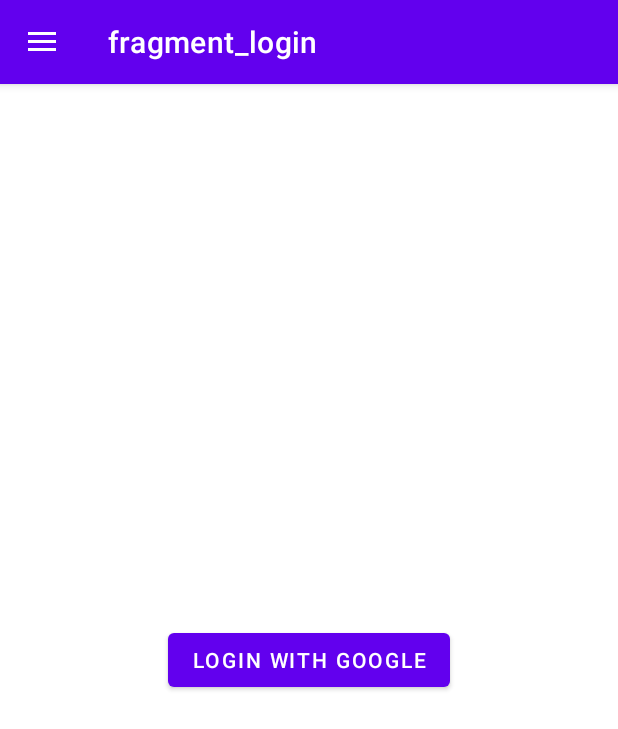
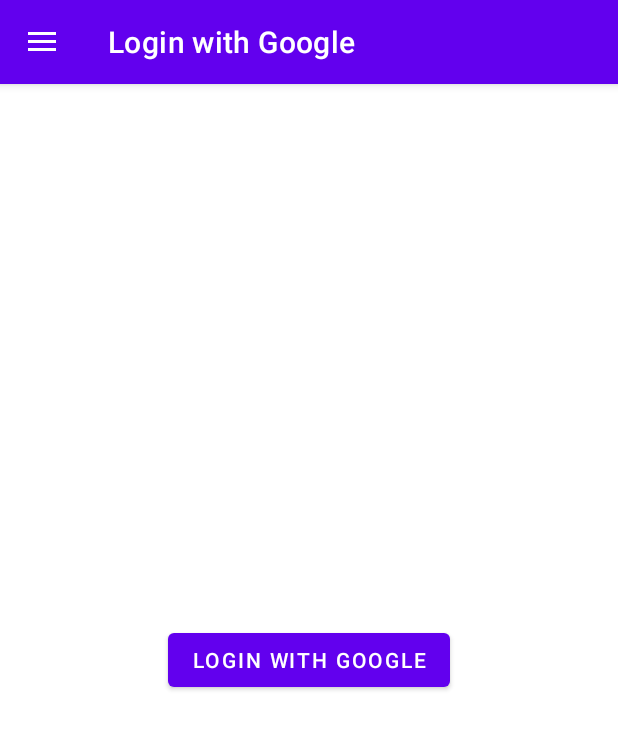
Before and after one commit to coccocarmiano/mad2022lab3, an Android app: the screen it shows after launch (MainActivity), on a phone screen of 412 x 824 dp. Shown: the top 729 px of the screen. Run offline under Robolectric (Android 15) with nearby library versions, the phone set to English and light mode, and no system bars; our stand-ins replace Firebase (no records; nobody signed in at launch, a user with empty details on screens opened directly), navigation-ui.

Commit message:
Changed Login action bar title via XML

```diff
--- a/app/src/main/java/com/example/drawerexample/ui/LoginFragment.kt
+++ b/app/src/main/java/com/example/drawerexample/ui/LoginFragment.kt
@@ -38,8 +38,6 @@
             }
         }
 
-        requireActivity().actionBar?.title = "Login with Google"
-
         return binding.root
     }
 
--- a/app/src/main/res/navigation/mobile_navigation.xml
+++ b/app/src/main/res/navigation/mobile_navigation.xml
@@ -91,7 +91,7 @@
     <fragment
         android:id="@+id/loginFragment"
         android:name="com.example.drawerexample.ui.LoginFragment"
-        android:label="fragment_login"
+        android:label="Login with Google"
         tools:layout="@layout/fragment_login" >
         <action
             android:id="@+id/action_loginFragment_to_nav_adv_list"
```
